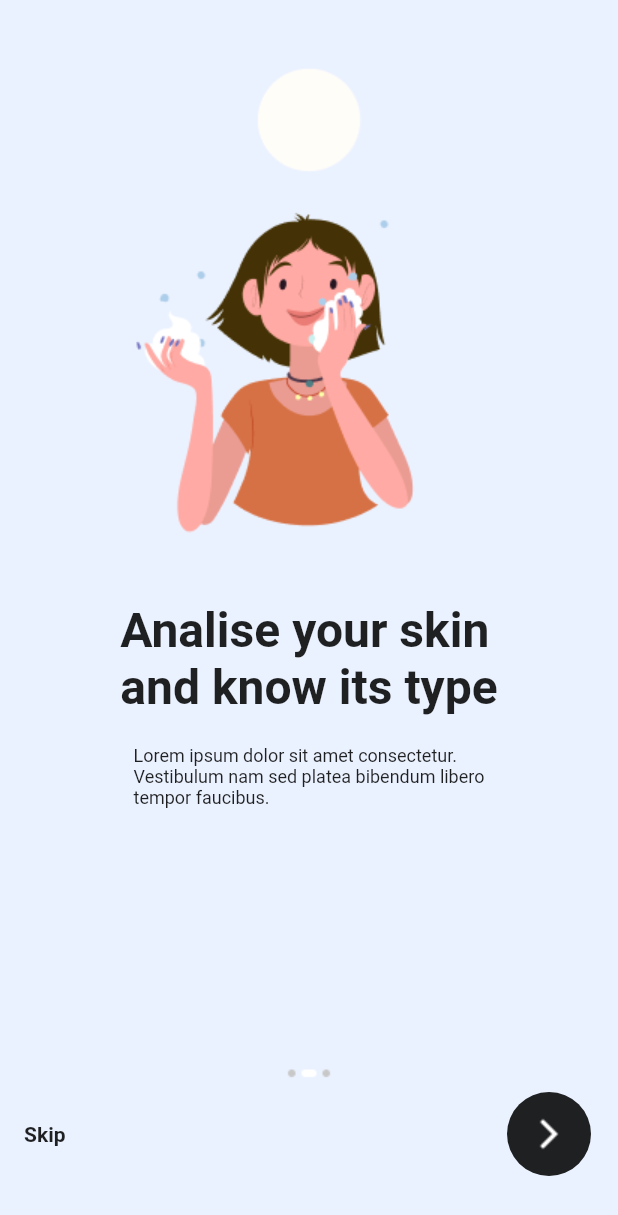
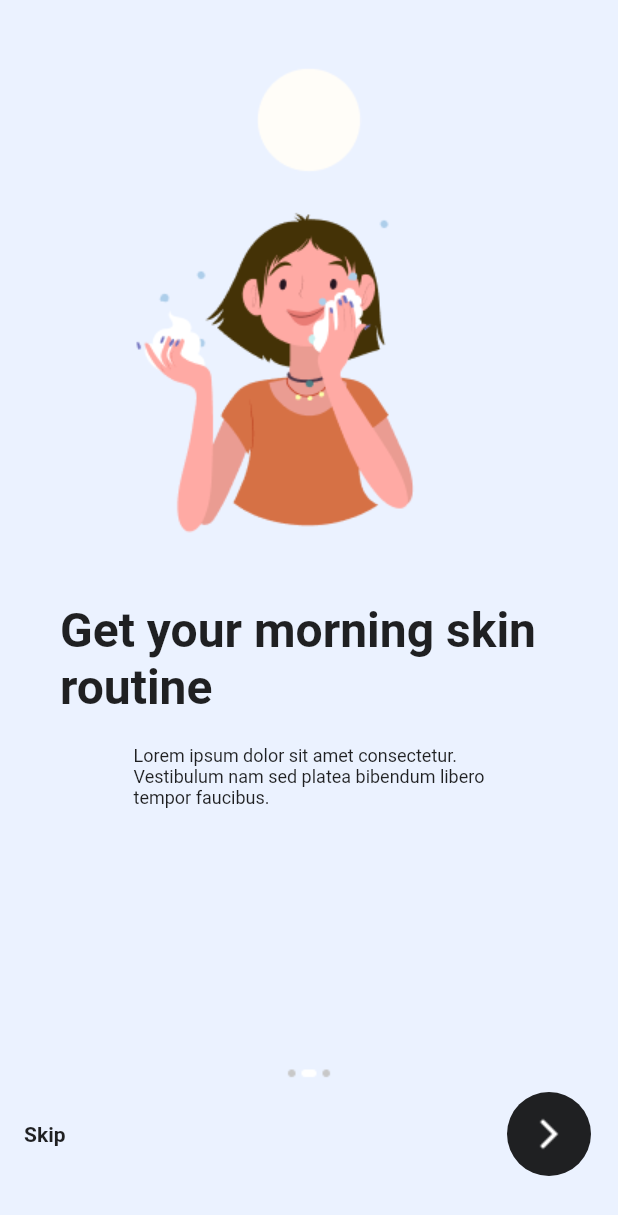
Before and after one commit to MayarMahmoud2002/Pearl_GP, a Flutter app: the OnboardView2 screen opened directly, on a phone screen of 412 x 824 dp. Shown: the top 1215 px of the screen. Run offline on Flutter 3.47's test engine with Material 2 defaults, Android fonts, the phone set to English and light mode, and no system bars.

Commit message:
finish 80% of UI for Splash and onboarding screens

```diff
--- a/lib/main.dart
+++ b/lib/main.dart
@@ -2,6 +2,8 @@ import 'package:flutter/material.dart';
 import 'package:graduation_project/views/onboard_screens/onboard_views/onboard_view1.dart';
 import 'package:graduation_project/views/onboard_screens/onboard_views/onboard_view2.dart';
 import 'package:graduation_project/views/onboard_screens/onboard_views/onboard_view3.dart';
+import 'package:graduation_project/views/splash_screen/splash_views/splash_view1.dart';
+import 'package:graduation_project/views/splash_screen/splash_views/splash_view2.dart';
 
 void main() {
   runApp( MyApp());
--- a/lib/views/onboard_screens/onboard_views/onboard_view1.dart
+++ b/lib/views/onboard_screens/onboard_views/onboard_view1.dart
@@ -7,7 +7,7 @@ class OnboardView1 extends StatelessWidget {
   @override
   Widget build(BuildContext context) {
     return Scaffold(
-      backgroundColor: Color.fromRGBO(211, 241, 255, 1.0),
+      backgroundColor: Color.fromRGBO(231, 240, 255, 1.0),
       body: Column(
         children: [
           Padding(
--- a/lib/views/onboard_screens/onboard_views/onboard_view2.dart
+++ b/lib/views/onboard_screens/onboard_views/onboard_view2.dart
@@ -21,12 +21,15 @@ class OnboardView2 extends StatelessWidget {
           SizedBox(
             height: 2,
           ),
-          Center(
-            child: Text(
-              'Analise your skin\nand know its type',
-              style: TextStyle(
-                fontSize: 32,
-                fontWeight: FontWeight.bold,
+          Padding(
+            padding: const EdgeInsets.only(left: 40.0),
+            child: Center(
+              child: Text(
+                'Get your morning skin routine',
+                style: TextStyle(
+                  fontSize: 32,
+                  fontWeight: FontWeight.bold,
+                ),
               ),
             ),
           ),
--- a/lib/views/onboard_screens/onboard_views/onboard_view3.dart
+++ b/lib/views/onboard_screens/onboard_views/onboard_view3.dart
@@ -19,7 +19,7 @@ class OnboardView3 extends StatelessWidget {
             padding: const EdgeInsets.only(top: 45.0),
             child: Column(
               children: [
-                Image.asset('assets/images/Moon.png'),
+                // Image.asset('assets/images/Moon.jpg'),
                 SizedBox(
                   height: 5.0,
                 ),
```
Also changed, not shown: lib/views/splash_screen/splash_views/splash_view2.dart (+6 -2 lines), assets/images/Moon.png (deleted).
